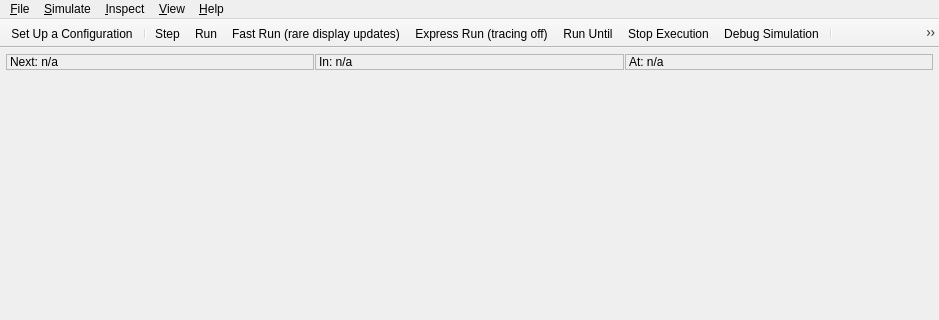
The window that src/qtenv/mainwindow.ui (omnetpp/omnetpp) describes before a commit, drawn with Qt 5; both pictures show x 0 to 939 and y 0 to 320 of the 939 by 673 pixel window.
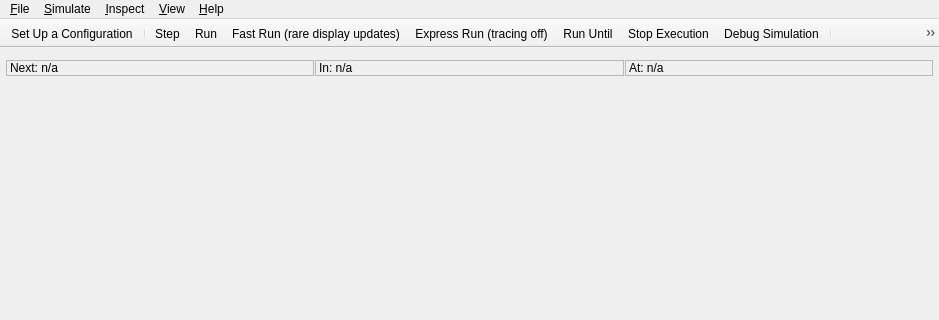
The same window after the commit. Icons and pictures are not drawn.

Commit message: qtenv: Add some margin at the top of the main toolbar

```diff
--- a/src/qtenv/mainwindow.ui
+++ b/src/qtenv/mainwindow.ui
@@ -47,7 +47,7 @@
      <number>6</number>
     </property>
     <property name="topMargin">
-     <number>0</number>
+     <number>6</number>
     </property>
     <property name="rightMargin">
      <number>6</number>
```
The commit also changes 1 other file.
